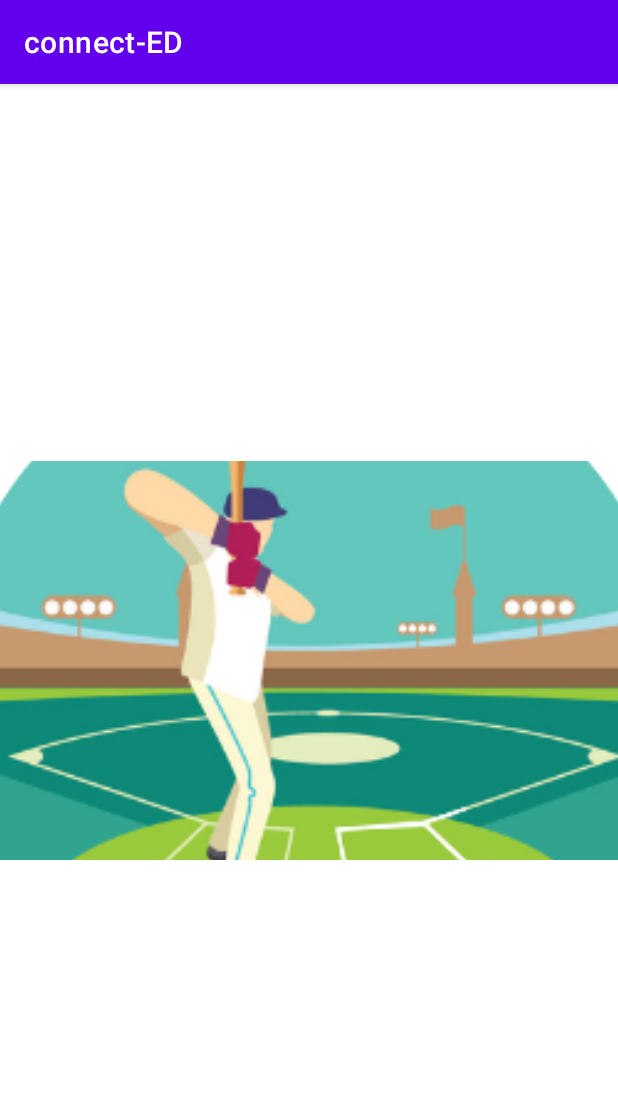
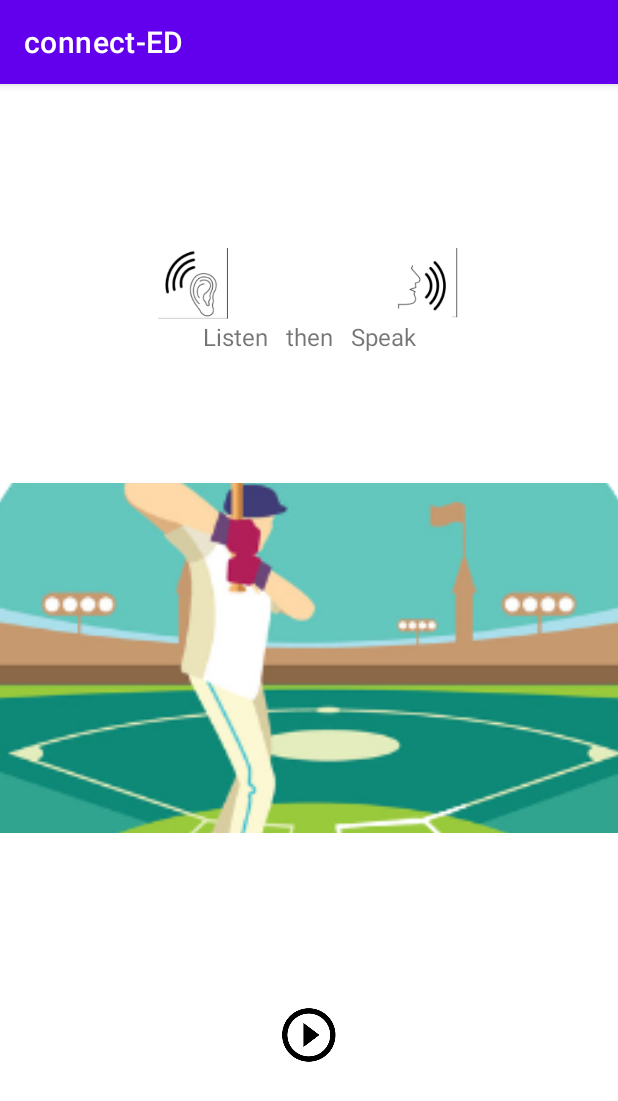
Before and after one commit to saintbrendan/ConnectEd, an Android app: the FlashcardActivity screen opened directly, with no data from a screen before it, on a phone screen of 412 x 824 dp. Shown: the top 1101 px of the screen. Run offline under Robolectric (Android 15) with nearby library versions, the phone set to English and light mode, and no system bars.

Commit message:
Add flashcard listen/speak/play icons

```diff
--- a/app/src/main/res/layout/activity_flashcard.xml
+++ b/app/src/main/res/layout/activity_flashcard.xml
@@ -9,12 +9,55 @@
     <ImageView
         android:id="@+id/imageView"
         android:layout_width="wrap_content"
-        android:layout_height="266dp"
+        android:layout_height="233dp"
         android:scaleType="centerCrop"
         app:layout_constraintBottom_toBottomOf="parent"
         app:layout_constraintEnd_toEndOf="parent"
+        app:layout_constraintHorizontal_bias="0.0"
         app:layout_constraintStart_toStartOf="parent"
         app:layout_constraintTop_toTopOf="parent"
+        app:layout_constraintVertical_bias="0.498"
         app:srcCompat="@drawable/rest" />
 
+    <ImageView
+        android:id="@+id/imageView7"
+        android:layout_width="48dp"
+        android:layout_height="48dp"
+        app:layout_constraintBottom_toTopOf="@+id/imageView"
+        app:layout_constraintEnd_toStartOf="@+id/imageView8"
+        app:layout_constraintStart_toStartOf="parent"
+        app:layout_constraintTop_toTopOf="parent"
+        app:srcCompat="@drawable/listen" />
+
+    <ImageView
+        android:id="@+id/imageView8"
+        android:layout_width="48dp"
+        android:layout_height="48dp"
+        app:layout_constraintBottom_toTopOf="@+id/imageView"
+        app:layout_constraintEnd_toEndOf="parent"
+        app:layout_constraintStart_toEndOf="@+id/imageView7"
+        app:layout_constraintTop_toTopOf="parent"
+        app:srcCompat="@drawable/speak" />
+
+    <ImageView
+        android:id="@+id/imageView9"
+        android:layout_width="40dp"
+        android:layout_height="40dp"
+        app:layout_constraintBottom_toBottomOf="parent"
+        app:layout_constraintEnd_toEndOf="parent"
+        app:layout_constraintStart_toStartOf="parent"
+        app:layout_constraintTop_toBottomOf="@+id/imageView"
+        app:srcCompat="@drawable/play" />
+
+    <TextView
+        android:id="@+id/textView4"
+        android:layout_width="157dp"
+        android:layout_height="22dp"
+        android:text="Listen   then   Speak"
+        android:textAlignment="center"
+        android:textSize="16sp"
+        app:layout_constraintEnd_toEndOf="parent"
+        app:layout_constraintStart_toStartOf="parent"
+        app:layout_constraintTop_toBottomOf="@+id/imageView7" />
+
 </androidx.constraintlayout.widget.ConstraintLayout>
```
Also changed, not shown: app/src/main/res/drawable-v24/listen.png (added), app/src/main/res/drawable-v24/play.png (added), app/src/main/res/drawable-v24/speak.png (added).
